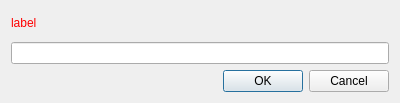
Old version of the form wz-data/ui/dialog_text_line_message.ui in the repository gradgrind/WZ3.
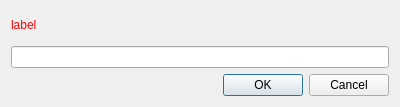
New version of the form.

```diff
--- a/wz-data/ui/dialog_text_line_message.ui
+++ b/wz-data/ui/dialog_text_line_message.ui
@@ -7,7 +7,7 @@
     <x>0</x>
     <y>0</y>
     <width>400</width>
-    <height>103</height>
+    <height>107</height>
    </rect>
   </property>
   <property name="windowTitle">
@@ -16,8 +16,14 @@
   <layout class="QVBoxLayout" name="verticalLayout">
    <item>
     <widget class="QLabel" name="label">
+     <property name="sizePolicy">
+      <sizepolicy hsizetype="Preferred" vsizetype="MinimumExpanding">
+       <horstretch>0</horstretch>
+       <verstretch>0</verstretch>
+      </sizepolicy>
+     </property>
      <property name="text">
-      <string>&lt;p style=&quot;color:#ff0000;&quot;&gt;label&lt;/p&gt;</string>
+      <string>&lt;html&gt;&lt;head/&gt;&lt;body&gt;&lt;p&gt;&lt;span style=&quot; color:#ff0000;&quot;&gt;label&lt;/span&gt;&lt;/p&gt;&lt;/body&gt;&lt;/html&gt;</string>
      </property>
      <property name="textFormat">
       <enum>Qt::AutoText</enum>
```
